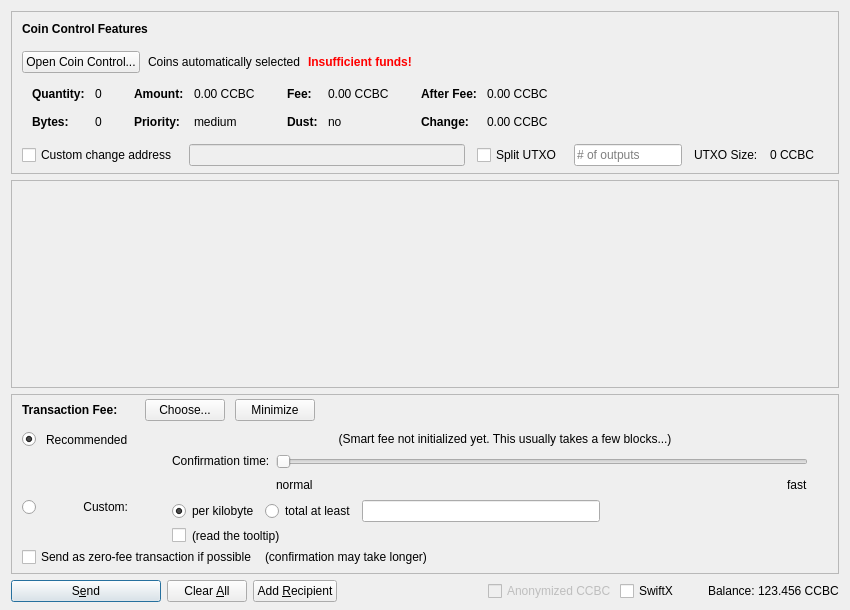
CryptoCashBack-Hub/smrtc, file src/qt/forms/sendcoinsdialog.ui: the form before one commit.
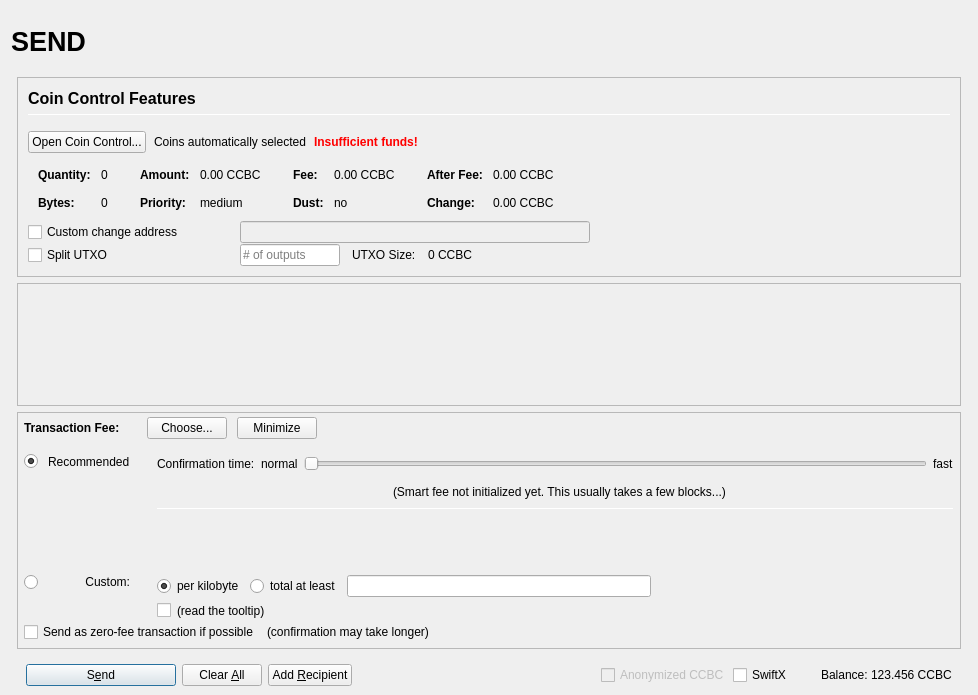
The form after the commit. Icons and pictures are not drawn. Custom widgets are drawn as their Qt base class.

```diff
--- a/src/qt/forms/sendcoinsdialog.ui
+++ b/src/qt/forms/sendcoinsdialog.ui
@@ -2,20 +2,155 @@
 <ui version="4.0">
  <class>SendCoinsDialog</class>
  <widget class="QDialog" name="SendCoinsDialog">
+  <property name="enabled">
+   <bool>true</bool>
+  </property>
   <property name="geometry">
    <rect>
     <x>0</x>
     <y>0</y>
-    <width>850</width>
-    <height>610</height>
+    <width>978</width>
+    <height>695</height>
    </rect>
   </property>
   <property name="windowTitle">
    <string>Send Coins</string>
   </property>
-  <layout class="QVBoxLayout" name="verticalLayout" stretch="0,1,0,0">
+  <layout class="QVBoxLayout" name="verticalLayout" stretch="0">
    <property name="bottomMargin">
-    <number>8</number>
+    <number>9</number>
+   </property>
+   <item>
+    <layout class="QVBoxLayout" name="verticalLayout_Master" stretch="0,1">
+     <property name="spacing">
+      <number>0</number>
+     </property>
+     <property name="leftMargin">
+      <number>0</number>
+     </property>
+     <property name="topMargin">
+      <number>0</number>
+     </property>
+     <property name="rightMargin">
+      <number>0</number>
+     </property>
+     <property name="bottomMargin">
+      <number>0</number>
+     </property>
+     <item>
+      <widget class="QFrame" name="frame_Header">
+       <layout class="QVBoxLayout" name="verticalLayout_Header" stretch="0">
+        <property name="leftMargin">
+         <number>0</number>
+        </property>
+        <property name="topMargin">
+         <number>0</number>
+        </property>
+        <property name="rightMargin">
+         <number>0</number>
+        </property>
+        <property name="bottomMargin">
+         <number>0</number>
+        </property>
+        <item>
+         <layout class="QHBoxLayout" name="horizontalLayout_Header" stretch="1,0,1">
+          <property name="spacing">
+           <number>6</number>
+          </property>
+          <item>
+           <widget class="QLabel" name="labelOverviewHeaderLeft">
+            <property name="minimumSize">
+             <size>
+              <width>464</width>
+              <height>60</height>
+             </size>
+            </property>
+            <property name="maximumSize">
+             <size>
+              <width>16777215</width>
+              <height>60</height>
+             </size>
+            </property>
+            <property name="font">
+             <font>
+              <pointsize>20</pointsize>
+              <weight>75</weight>
+              <bold>true</bold>
+             </font>
+            </property>
+            <property name="text">
+             <string>SEND</string>
+            </property>
+            <property name="alignment">
+             <set>Qt::AlignLeading|Qt::AlignLeft|Qt::AlignVCenter</set>
+            </property>
+           </widget>
+          </item>
+          <item>
+           <spacer name="horizontalSpacer_Header">
+            <property name="orientation">
+             <enum>Qt::Horizontal</enum>
+            </property>
+            <property name="sizeHint" stdset="0">
+             <size>
+              <width>40</width>
+              <height>20</height>
+             </size>
+            </property>
+           </spacer>
+          </item>
+          <item>
+           <widget class="QLabel" name="labelOverviewHeaderRight">
+            <property name="minimumSize">
+             <size>
+              <width>464</width>
+              <height>60</height>
+             </size>
+            </property>
+            <property name="maximumSize">
+             <size>
+              <width>16777215</width>
+              <height>60</height>
+             </size>
+            </property>
+            <property name="font">
+             <font>
+              <pointsize>14</pointsize>
+             </font>
+            </property>
+            <property name="text">
+             <string/>
+            </property>
+            <property name="alignment">
+             <set>Qt::AlignRight|Qt::AlignTrailing|Qt::AlignVCenter</set>
+            </property>
+           </widget>
+          </item>
+         </layout>
+        </item>
+       </layout>
+      </widget>
+     </item>
+     <item>
+      <widget class="QFrame" name="frame_BG">
+       <property name="minimumSize">
+        <size>
+         <width>0</width>
+         <height>0</height>
+        </size>
+       </property>
+       <layout class="QVBoxLayout" name="layout_BG" stretch="0,0,0,0">
+        <property name="leftMargin">
+         <number>6</number>
+        </property>
+        <property name="topMargin">
+         <number>6</number>
+        </property>
+        <property name="rightMargin">
+         <number>6</number>
+        </property>
+        <property name="bottomMargin">
+         <number>0</number>
    </property>
    <item>
     <widget class="QFrame" name="frameCoinControl">
@@ -51,12 +186,13 @@
        <number>0</number>
       </property>
       <property name="bottomMargin">
-       <number>6</number>
+            <number>0</number>
       </property>
       <item>
-       <layout class="QVBoxLayout" name="verticalLayoutCoinControl" stretch="0,0,0,0,1">
+            <widget class="QFrame" name="frameCoinControl_BG">
+             <layout class="QVBoxLayout" name="verticalLayoutCoinControl" stretch="0,0,0,0,0,0">
         <property name="spacing">
-         <number>0</number>
+               <number>1</number>
         </property>
         <property name="leftMargin">
          <number>10</number>
@@ -70,6 +206,11 @@
            <number>15</number>
           </property>
           <item>
+                 <layout class="QVBoxLayout" name="verticalLayout_3">
+                  <property name="spacing">
+                   <number>6</number>
+                  </property>
+                  <item>
            <widget class="QLabel" name="labelCoinControlFeatures">
             <property name="sizePolicy">
              <sizepolicy hsizetype="Preferred" vsizetype="Maximum">
@@ -77,8 +218,15 @@
               <verstretch>0</verstretch>
              </sizepolicy>
             </property>
+                    <property name="minimumSize">
+                     <size>
+                      <width>0</width>
+                      <height>20</height>
+                     </size>
+                    </property>
             <property name="font">
              <font>
+                      <pointsize>12</pointsize>
               <weight>75</weight>
               <bold>true</bold>
              </font>
@@ -91,6 +239,27 @@
             </property>
            </widget>
           </item>
+                  <item>
+                   <widget class="Line" name="line">
+                    <property name="minimumSize">
+                     <size>
+                      <width>0</width>
+                      <height>1</height>
+                     </size>
+                    </property>
+                    <property name="maximumSize">
+                     <size>
+                      <width>16777215</width>
+                      <height>1</height>
+                     </size>
+                    </property>
+                    <property name="orientation">
+                     <enum>Qt::Horizontal</enum>
+                    </property>
+                   </widget>
+                  </item>
+                 </layout>
+                </item>
          </layout>
         </item>
         <item>
@@ -528,7 +697,7 @@
          </widget>
         </item>
         <item>
-         <layout class="QHBoxLayout" name="horizontalLayoutCoinControl4" stretch="0,0,0,0,0,0,0">
+               <layout class="QHBoxLayout" name="horizontalLayoutCoinControl4">
           <property name="spacing">
            <number>12</number>
           </property>
@@ -536,13 +705,31 @@
            <enum>QLayout::SetDefaultConstraint</enum>
           </property>
           <property name="topMargin">
-           <number>5</number>
+                 <number>0</number>
           </property>
           <property name="rightMargin">
-           <number>5</number>
+                 <number>0</number>
           </property>
           <item>
            <widget class="QCheckBox" name="checkBoxCoinControlChange">
+                  <property name="sizePolicy">
+                   <sizepolicy hsizetype="Preferred" vsizetype="Preferred">
+                    <horstretch>0</horstretch>
+                    <verstretch>0</verstretch>
+                   </sizepolicy>
+                  </property>
+                  <property name="minimumSize">
+                   <size>
+                    <width>200</width>
+                    <height>0</height>
+                   </size>
+                  </property>
+                  <property name="maximumSize">
+                   <size>
+                    <width>200</width>
+                    <height>16777215</height>
+                   </size>
+                  </property>
             <property name="toolTip">
              <string>If this is activated, but the change address is empty or invalid, change will be sent to a newly generated address.</string>
             </property>
@@ -557,15 +744,71 @@
              <bool>false</bool>
             </property>
             <property name="sizePolicy">
-             <sizepolicy hsizetype="Expanding" vsizetype="Fixed">
+                   <sizepolicy hsizetype="Preferred" vsizetype="Preferred">
               <horstretch>0</horstretch>
               <verstretch>0</verstretch>
              </sizepolicy>
             </property>
-           </widget>
-          </item>
+                  <property name="minimumSize">
+                   <size>
+                    <width>300</width>
+                    <height>0</height>
+                   </size>
+                  </property>
+                 </widget>
+                </item>
+                <item>
+                 <widget class="QLabel" name="labelCoinControlChangeLabel">
+                  <property name="sizePolicy">
+                   <sizepolicy hsizetype="Preferred" vsizetype="Preferred">
+                    <horstretch>0</horstretch>
+                    <verstretch>0</verstretch>
+                   </sizepolicy>
+                  </property>
+                  <property name="minimumSize">
+                   <size>
+                    <width>100</width>
+                    <height>0</height>
+                   </size>
+                  </property>
+                  <property name="text">
+                   <string/>
+                  </property>
+                  <property name="margin">
+                   <number>3</number>
+                  </property>
+                 </widget>
+                </item>
+               </layout>
+              </item>
+              <item>
+               <layout class="QHBoxLayout" name="horizontalLayoutCoinControl6">
+                <property name="spacing">
+                 <number>12</number>
+                </property>
+                <property name="rightMargin">
+                 <number>0</number>
+                </property>
           <item>
            <widget class="QCheckBox" name="splitBlockCheckBox">
+                  <property name="sizePolicy">
+                   <sizepolicy hsizetype="Preferred" vsizetype="Preferred">
+                    <horstretch>0</horstretch>
+                    <verstretch>0</verstretch>
+                   </sizepolicy>
+                  </property>
+                  <property name="minimumSize">
+                   <size>
+                    <width>200</width>
+                    <height>0</height>
+                   </size>
+                  </property>
+                  <property name="maximumSize">
+                   <size>
+                    <width>200</width>
+                    <height>16777215</height>
+                   </size>
+                  </property>
             <property name="text">
              <string>Split UTXO</string>
             </property>
@@ -574,11 +817,23 @@
           <item>
            <widget class="QLineEdit" name="splitBlockLineEdit">
             <property name="sizePolicy">
-             <sizepolicy hsizetype="Fixed" vsizetype="Fixed">
+                   <sizepolicy hsizetype="Preferred" vsizetype="Preferred">
               <horstretch>50</horstretch>
               <verstretch>0</verstretch>
              </sizepolicy>
             </property>
+                  <property name="minimumSize">
+                   <size>
+                    <width>100</width>
+                    <height>0</height>
+                   </size>
+                  </property>
+                  <property name="maximumSize">
+                   <size>
+                    <width>100</width>
+                    <height>16777215</height>
+                   </size>
+                  </property>
             <property name="placeholderText">
              <string># of outputs</string>
             </property>
@@ -599,26 +854,17 @@
            </widget>
           </item>
           <item>
-           <widget class="QLabel" name="labelCoinControlChangeLabel">
-            <property name="sizePolicy">
-             <sizepolicy hsizetype="Preferred" vsizetype="Expanding">
-              <horstretch>0</horstretch>
-              <verstretch>0</verstretch>
-             </sizepolicy>
-            </property>
-            <property name="minimumSize">
+                 <spacer name="horizontalSpacer_7">
+                  <property name="orientation">
+                   <enum>Qt::Horizontal</enum>
+                  </property>
+                  <property name="sizeHint" stdset="0">
              <size>
-              <width>0</width>
-              <height>0</height>
-             </size>
-            </property>
-            <property name="text">
-             <string/>
-            </property>
-            <property name="margin">
-             <number>3</number>
-            </property>
-           </widget>
+                    <width>40</width>
+                    <height>20</height>
+                   </size>
+                  </property>
+                 </spacer>
           </item>
          </layout>
         </item>
@@ -636,6 +882,7 @@
          </spacer>
         </item>
        </layout>
+            </widget>
       </item>
      </layout>
     </widget>
@@ -650,8 +897,8 @@
        <rect>
         <x>0</x>
         <y>0</y>
-        <width>830</width>
-        <height>113</height>
+             <width>944</width>
+             <height>68</height>
        </rect>
       </property>
       <layout class="QVBoxLayout" name="verticalLayout_2" stretch="0,1">
@@ -733,11 +980,14 @@
          <number>0</number>
         </property>
         <property name="leftMargin">
-         <number>10</number>
+              <number>6</number>
         </property>
         <property name="topMargin">
          <number>0</number>
         </property>
+             <property name="rightMargin">
+              <number>6</number>
+             </property>
         <item>
          <layout class="QHBoxLayout" name="horizontalLayoutFee1">
           <property name="bottomMargin">
@@ -879,7 +1129,61 @@
              <property name="verticalSpacing">
               <number>4</number>
              </property>
-             <item row="2" column="4">
+                  <item row="2" column="0">
+                   <layout class="QVBoxLayout" name="verticalLayoutFee4" stretch="0">
+                    <item>
+                     <spacer name="verticalSpacer_2">
+                      <property name="orientation">
+                       <enum>Qt::Vertical</enum>
+                      </property>
+                      <property name="sizeHint" stdset="0">
+                       <size>
+                        <width>1</width>
+                        <height>1</height>
+                       </size>
+                      </property>
+                     </spacer>
+                    </item>
+                   </layout>
+                  </item>
+                  <item row="3" column="0">
+                   <layout class="QVBoxLayout" name="verticalLayoutFee9" stretch="0,1">
+                    <item>
+                     <widget class="QRadioButton" name="radioCustomFee">
+                      <property name="text">
+                       <string/>
+                      </property>
+                      <attribute name="buttonGroup">
+                       <string notr="true">groupFee</string>
+                      </attribute>
+                     </widget>
+                    </item>
+                    <item>
+                     <spacer name="verticalSpacer_6">
+                      <property name="orientation">
+                       <enum>Qt::Vertical</enum>
+                      </property>
+                      <property name="sizeHint" stdset="0">
+                       <size>
+                        <width>1</width>
+                        <height>1</height>
+                       </size>
+                      </property>
+                     </spacer>
+                    </item>
+                   </layout>
+                  </item>
+                  <item row="3" column="1">
+                   <widget class="QLabel" name="labelCustomFee">
+                    <property name="text">
+                     <string>Custom:</string>
+                    </property>
+                    <property name="alignment">
+                     <set>Qt::AlignRight|Qt::AlignTop|Qt::AlignTrailing</set>
+                    </property>
+                   </widget>
+                  </item>
+                  <item row="3" column="4">
               <layout class="QVBoxLayout" name="verticalLayoutFee8">
                <property name="spacing">
                 <number>6</number>
@@ -978,80 +1282,27 @@
                </item>
               </layout>
              </item>
-             <item row="1" column="0">
-              <layout class="QVBoxLayout" name="verticalLayoutFee4" stretch="1">
-               <item>
-                <spacer name="verticalSpacer_2">
-                 <property name="orientation">
-                  <enum>Qt::Vertical</enum>
-                 </property>
-                 <property name="sizeHint" stdset="0">
-                  <size>
-                   <width>1</width>
-                   <height>1</height>
-                  </size>
-                 </property>
-                </spacer>
-               </item>
-              </layout>
-             </item>
-             <item row="2" column="0">
-              <layout class="QVBoxLayout" name="verticalLayoutFee9" stretch="0,1">
-               <item>
-                <widget class="QRadioButton" name="radioCustomFee">
+                  <item row="1" column="1">
+                   <widget class="QLabel" name="labelSmartFee_2">
                  <property name="text">
-                  <string/>
-                 </property>
-                 <attribute name="buttonGroup">
-                  <string notr="true">groupFee</string>
-                 </attribute>
-                </widget>
-               </item>
-               <item>
-                <spacer name="verticalSpacer_6">
-                 <property name="orientation">
-                  <enum>Qt::Vertical</enum>
-                 </property>
-                 <property name="sizeHint" stdset="0">
-                  <size>
-                   <width>1</width>
-                   <height>1</height>
-                  </size>
-                 </property>
-                </spacer>
-               </item>
-              </layout>
-             </item>
-             <item row="1" column="4">
-              <layout class="QVBoxLayout" name="verticalLayoutFee3" stretch="0,0,1">
+                     <string>Recommended</string>
+                    </property>
+                   </widget>
+                  </item>
+                  <item row="0" column="4" rowspan="3">
+                   <layout class="QVBoxLayout" name="verticalLayoutFee3" stretch="0,0,0,0,1,0">
                <property name="spacing">
                 <number>6</number>
                </property>
                <property name="topMargin">
                 <number>2</number>
                </property>
-               <item>
-                <layout class="QHBoxLayout" name="horizontalLayoutFee12">
-                 <item>
-                  <spacer name="horizontalSpacer_5">
-                   <property name="orientation">
-                    <enum>Qt::Horizontal</enum>
-                   </property>
-                   <property name="sizeHint" stdset="0">
-                    <size>
-                     <width>1</width>
-                     <height>1</height>
-                    </size>
-                   </property>
-                  </spacer>
-                 </item>
-                </layout>
-               </item>
+                    <property name="bottomMargin">
+                     <number>20</number>
+                    </property>
                <item>
                 <layout class="QHBoxLayout" name="horizontalLayoutFee9">
                  <item>
-                  <layout class="QVBoxLayout" name="verticalLayoutFee6">
-                   <item>
                     <widget class="QLabel" name="labelSmartFee3">
                      <property name="text">
                       <string>Confirmation time:</string>
@@ -1062,27 +1313,23 @@
                     </widget>
                    </item>
                    <item>
-                    <spacer name="verticalSpacer_3">
-                     <property name="orientation">
-                      <enum>Qt::Vertical</enum>
-                     </property>
-                     <property name="sizeHint" stdset="0">
-                      <size>
-                       <width>1</width>
-                       <height>1</height>
-                      </size>
-                     </property>
-                    </spacer>
-                   </item>
-                  </layout>
-                 </item>
-                 <item>
-                  <layout class="QVBoxLayout" name="verticalLayoutFee5">
-                   <property name="rightMargin">
-                    <number>30</number>
-                   </property>
+                       <widget class="QLabel" name="labelSmartFeeNormal">
+                        <property name="text">
+                         <string>normal</string>
+                        </property>
+                        <property name="margin">
+                         <number>2</number>
+                        </property>
+                       </widget>
+                      </item>
                    <item>
                     <widget class="QSlider" name="sliderSmartFee">
+                        <property name="minimumSize">
+                         <size>
+                          <width>0</width>
+                          <height>24</height>
+                         </size>
+                        </property>
                      <property name="minimum">
                       <number>0</number>
                      </property>
@@ -1110,28 +1357,6 @@
                     </widget>
                    </item>
                    <item>
-                    <layout class="QHBoxLayout" name="horizontalLayoutFee10">
-                     <item>
-                      <widget class="QLabel" name="labelSmartFeeNormal">
-                       <property name="text">
-                        <string>normal</string>
-                       </property>
-                      </widget>
-                     </item>
-                     <item>
-                      <spacer name="horizontalSpacer_3">
-                       <property name="orientation">
-                        <enum>Qt::Horizontal</enum>
-                       </property>
-                       <property name="sizeHint" stdset="0">
-                        <size>
-                         <width>40</width>
-                         <height>20</height>
-                        </size>
-                       </property>
-                      </spacer>
-                     </item>
-                     <item>
                       <widget class="QLabel" name="labelSmartFeeFast">
                        <property name="text">
                         <string>fast</string>
@@ -1140,81 +1365,148 @@
                      </item>
                     </layout>
                    </item>
-                  </layout>
-                 </item>
-                </layout>
-               </item>
                <item>
-                <spacer name="verticalSpacer_4">
+                     <layout class="QHBoxLayout" name="horizontalLayout_recommended_texts">
+                      <property name="spacing">
+                       <number>0</number>
+                      </property>
+                      <item>
+                       <spacer name="horizontalSpacer_8">
                  <property name="orientation">
-                  <enum>Qt::Vertical</enum>
+                         <enum>Qt::Horizontal</enum>
                  </property>
                  <property name="sizeHint" stdset="0">
                   <size>
-                   <width>1</width>
-                   <height>1</height>
+                          <width>40</width>
+                          <height>20</height>
                   </size>
                  </property>
                 </spacer>
                </item>
-              </layout>
-             </item>
-             <item row="0" column="1">
-              <widget class="QLabel" name="labelSmartFee_2">
-               <property name="text">
-                <string>Recommended</string>
-               </property>
-              </widget>
-             </item>
-             <item row="0" column="0">
-              <widget class="QRadioButton" name="radioSmartFee">
-               <property name="text">
-                <string/>
-               </property>
-               <property name="checked">
-                <bool>true</bool>
-               </property>
-               <attribute name="buttonGroup">
-                <string notr="true">groupFee</string>
-               </attribute>
-              </widget>
-             </item>
-             <item row="2" column="1">
-              <widget class="QLabel" name="labelCustomFee">
-               <property name="text">
-                <string>Custom:</string>
-               </property>
-               <property name="alignment">
-                <set>Qt::AlignRight|Qt::AlignTop|Qt::AlignTrailing</set>
-               </property>
-              </widget>
-             </item>
-             <item row="0" column="2">
-              <widget class="QLabel" name="labelSmartFee">
-               <property name="text">
-                <string/>
-               </property>
-               <property name="margin">
-                <number>2</number>
-               </property>
-              </widget>
-             </item>
-             <item row="0" column="3">
+                      <item>
               <widget class="QLabel" name="labelFeeEstimation">
                <property name="text">
                 <string/>
                </property>
-              </widget>
-             </item>
-             <item row="0" column="4">
+                        <property name="margin">
+                         <number>2</number>
+                        </property>
+                       </widget>
+                      </item>
+                      <item>
               <widget class="QLabel" name="labelSmartFee2">
                <property name="text">
                 <string>(Smart fee not initialized yet. This usually takes a few blocks...)</string>
                </property>
                <property name="alignment">
-                <set>Qt::AlignHCenter</set>
+                         <set>Qt::AlignLeading|Qt::AlignLeft|Qt::AlignVCenter</set>
                </property>
                <property name="wordWrap">
+                         <bool>false</bool>
+                        </property>
+                        <property name="margin">
+                         <number>2</number>
+                        </property>
+                        <property name="indent">
+                         <number>-1</number>
+                        </property>
+                       </widget>
+                      </item>
+                      <item>
+                       <spacer name="horizontalSpacer_3">
+                        <property name="orientation">
+                         <enum>Qt::Horizontal</enum>
+                        </property>
+                        <property name="sizeHint" stdset="0">
+                         <size>
+                          <width>40</width>
+                          <height>20</height>
+                         </size>
+                        </property>
+                       </spacer>
+                      </item>
+                     </layout>
+                    </item>
+                    <item>
+                     <widget class="Line" name="line_2">
+                      <property name="minimumSize">
+                       <size>
+                        <width>0</width>
+                        <height>1</height>
+                       </size>
+                      </property>
+                      <property name="maximumSize">
+                       <size>
+                        <width>16777215</width>
+                        <height>1</height>
+                       </size>
+                      </property>
+                      <property name="orientation">
+                       <enum>Qt::Horizontal</enum>
+                      </property>
+                     </widget>
+                    </item>
+                    <item>
+                     <layout class="QHBoxLayout" name="horizontalLayoutFee12">
+                      <item>
+                       <spacer name="horizontalSpacer_5">
+                        <property name="orientation">
+                         <enum>Qt::Horizontal</enum>
+                        </property>
+                        <property name="sizeHint" stdset="0">
+                         <size>
+                          <width>1</width>
+                          <height>1</height>
+                         </size>
+                        </property>
+                       </spacer>
+                      </item>
+                     </layout>
+                    </item>
+                    <item>
+                     <spacer name="verticalSpacer_4">
+                      <property name="orientation">
+                       <enum>Qt::Vertical</enum>
+                      </property>
+                      <property name="sizeHint" stdset="0">
+                       <size>
+                        <width>1</width>
+                        <height>1</height>
+                       </size>
+                      </property>
+                     </spacer>
+                    </item>
+                    <item>
+                     <spacer name="verticalSpacer_3">
+                      <property name="orientation">
+                       <enum>Qt::Vertical</enum>
+                      </property>
+                      <property name="sizeHint" stdset="0">
+                       <size>
+                        <width>20</width>
+                        <height>40</height>
+                       </size>
+                      </property>
+                     </spacer>
+                    </item>
+                   </layout>
+                  </item>
+                  <item row="1" column="2">
+                   <widget class="QLabel" name="labelSmartFee">
+                    <property name="text">
+                     <string/>
+                    </property>
+                    <property name="margin">
+                     <number>2</number>
+                    </property>
+                   </widget>
+                  </item>
+                  <item row="1" column="0">
+                   <widget class="QRadioButton" name="radioSmartFee">
+                    <property name="text">
+                     <string/>
+                    </property>
+                    <property name="checked">
                 <bool>true</bool>
                </property>
                <property name="margin">
@@ -1299,7 +1591,11 @@
     </widget>
    </item>
    <item>
+         <widget class="QFrame" name="frame_Send">
     <layout class="QHBoxLayout" name="horizontalLayout">
+           <property name="bottomMargin">
+            <number>0</number>
+           </property>
      <item>
       <widget class="QPushButton" name="sendButton">
        <property name="minimumSize">
@@ -1439,6 +1735,12 @@
       </layout>
      </item>
     </layout>
+         </widget>
+        </item>
+       </layout>
+      </widget>
+     </item>
+    </layout>
    </item>
   </layout>
  </widget>
```
Left out of the diff: 8 changed lines with no effect on the pictures. Lines whose indentation alone changed are shown as unchanged.
